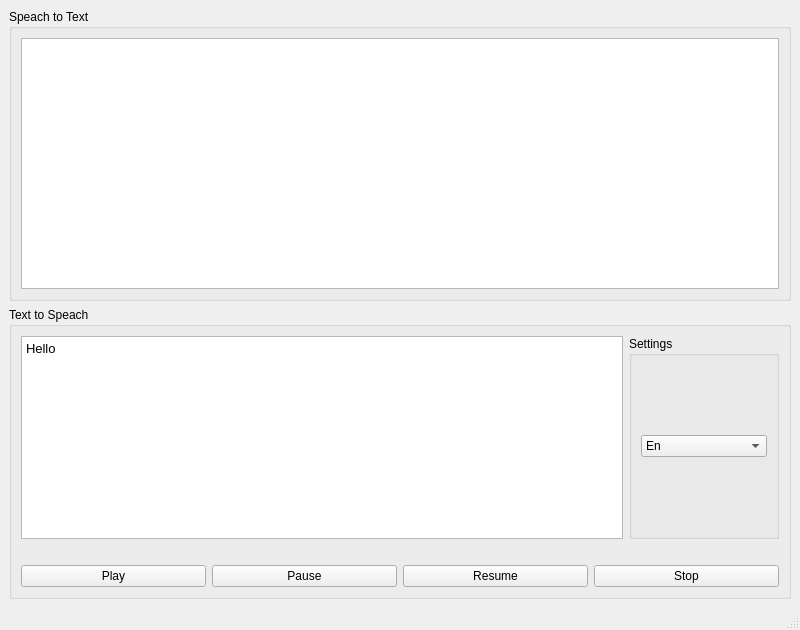
The window that mainwindow.ui (mola/QVoiceBridge) describes before a commit, drawn with Qt 5.
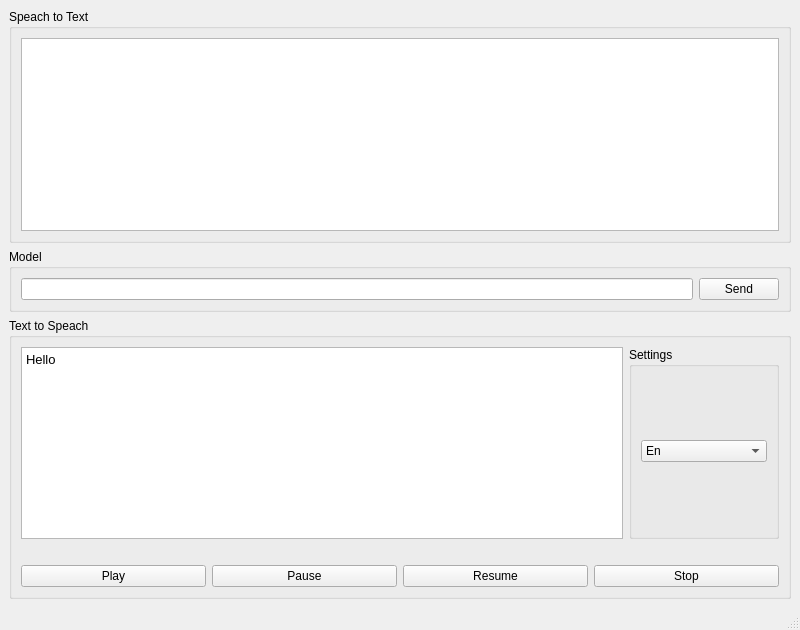
The same window after the commit.

Commit message: Add llama model class

What changed in the file:
```diff
--- a/mainwindow.ui
+++ b/mainwindow.ui
@@ -31,6 +31,25 @@
       </layout>
      </widget>
     </item>
+    <item>
+     <widget class="QGroupBox" name="groupBox_4">
+      <property name="title">
+       <string>Model</string>
+      </property>
+      <layout class="QHBoxLayout" name="horizontalLayout_2">
+       <item>
+        <widget class="QLineEdit" name="lineModelText"/>
+       </item>
+       <item>
+        <widget class="QPushButton" name="pbSend">
+         <property name="text">
+          <string>Send</string>
+         </property>
+        </widget>
+       </item>
+      </layout>
+     </widget>
+    </item>
     <item>
      <widget class="QGroupBox" name="groupBox_2">
       <property name="title">
```
The commit also changes 5 other files.
